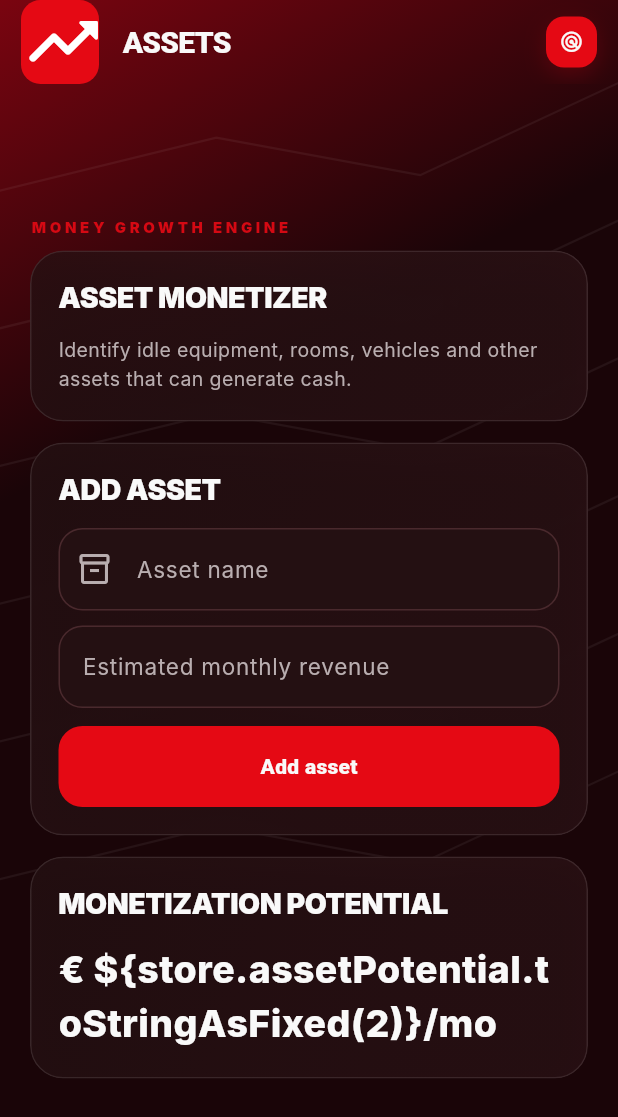
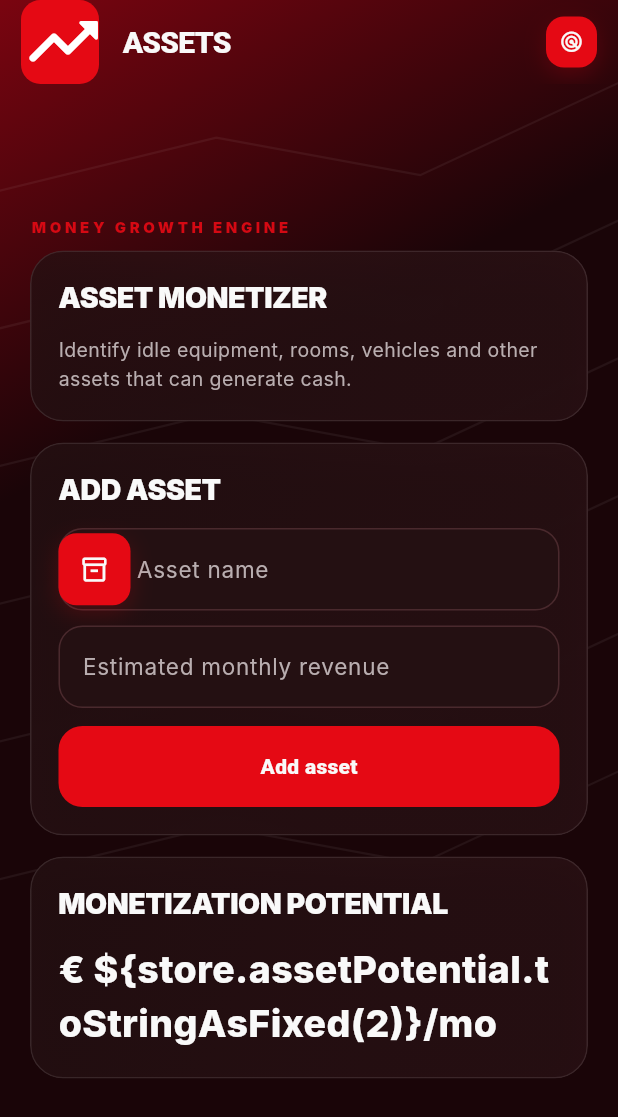
Before and after one commit to Mauricio-HNS/MONEY-GROWTH-ENGINE, a Flutter app: the AssetsScreen screen opened by its route, on a phone screen of 412 x 824 dp. Shown: the top 1117 px of the screen. Run offline on Flutter 3.47's test engine with Material 3 defaults, Android fonts, the phone set to English and light mode, and no system bars; network calls fail; Roboto replaces fonts that are missing (Inter).

Commit message:
style: standardize red icon badges

```diff
--- a/flutter_app/lib/screens/assets.dart
+++ b/flutter_app/lib/screens/assets.dart
@@ -22,7 +22,7 @@ class _AssetsScreenState extends State<AssetsScreen> {
     SectionCard(title: 'Asset Monetizer', child: Text('Identify idle equipment, rooms, vehicles and other assets that can generate cash.', style: TextStyle(color: AppColors.textMuted))),
     const SizedBox(height: 14),
     SectionCard(title: 'Add asset', child: Column(children: [
-      TextField(controller: name, decoration: const InputDecoration(labelText: 'Asset name', prefixIcon: Icon(Icons.inventory_2_outlined))),
+      TextField(controller: name, decoration: const InputDecoration(labelText: 'Asset name', prefixIcon: AppIconBadge(icon: Icons.inventory_2_outlined))),
       const SizedBox(height: 10),
       TextField(controller: monthly, keyboardType: const TextInputType.numberWithOptions(decimal: true), decoration: const InputDecoration(labelText: 'Estimated monthly revenue', prefixText: '€ ')),
       const SizedBox(height: 12),
```
